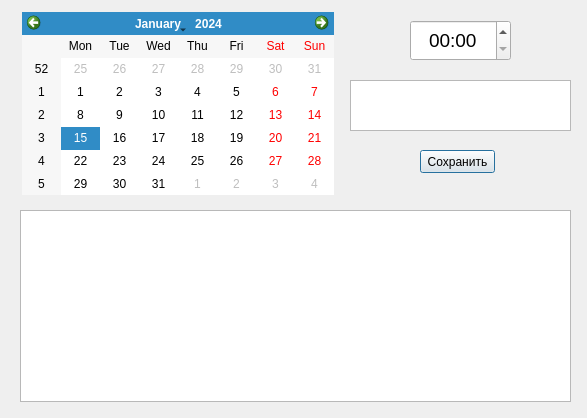
First picture: the form in RemindersDialog.ui, repository okostynchuk/Outcall, before the edit.
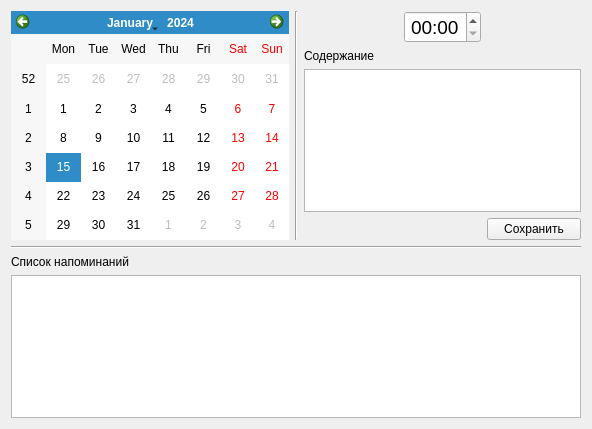
Second picture: the form after the edit.

Commit message: two windows are fixed

```diff
--- a/RemindersDialog.ui
+++ b/RemindersDialog.ui
@@ -6,60 +6,45 @@
    <rect>
     <x>0</x>
     <y>0</y>
-    <width>587</width>
-    <height>418</height>
+    <width>592</width>
+    <height>429</height>
    </rect>
   </property>
   <property name="windowTitle">
    <string>Напоминания</string>
   </property>
-  <widget class="QTableView" name="tableView">
-   <property name="geometry">
-    <rect>
-     <x>20</x>
-     <y>210</y>
-     <width>551</width>
-     <height>192</height>
-    </rect>
-   </property>
-  </widget>
-  <widget class="QTextEdit" name="textEdit">
-   <property name="geometry">
-    <rect>
-     <x>350</x>
-     <y>80</y>
-     <width>221</width>
-     <height>51</height>
-    </rect>
-   </property>
-   <property name="font">
-    <font>
-     <pointsize>8</pointsize>
-    </font>
-   </property>
-  </widget>
-  <widget class="QPushButton" name="saveButton">
-   <property name="geometry">
-    <rect>
-     <x>420</x>
-     <y>150</y>
-     <width>75</width>
-     <height>23</height>
-    </rect>
-   </property>
-   <property name="text">
-    <string>Сохранить</string>
-   </property>
-  </widget>
+  <layout class="QGridLayout" name="gridLayout_2">
+   <item row="0" column="0">
+    <layout class="QVBoxLayout" name="verticalLayout">
+     <item>
+      <layout class="QHBoxLayout" name="horizontalLayout">
+       <item>
+        <widget class="QCalendarWidget" name="calendarWidget"/>
+       </item>
+       <item>
+        <widget class="Line" name="line">
+         <property name="orientation">
+          <enum>Qt::Vertical</enum>
+         </property>
+        </widget>
+       </item>
+       <item>
+        <layout class="QGridLayout" name="gridLayout">
+         <item row="0" column="2">
+          <spacer name="horizontalSpacer_2">
+           <property name="orientation">
+            <enum>Qt::Horizontal</enum>
+           </property>
+           <property name="sizeHint" stdset="0">
+            <size>
+             <width>40</width>
+             <height>20</height>
+            </size>
+           </property>
+          </spacer>
+         </item>
+         <item row="0" column="1">
   <widget class="QTimeEdit" name="timeEdit">
-   <property name="geometry">
-    <rect>
-     <x>410</x>
-     <y>20</y>
-     <width>101</width>
-     <height>41</height>
-    </rect>
-   </property>
    <property name="font">
     <font>
      <pointsize>14</pointsize>
@@ -93,16 +78,70 @@
     <bool>false</bool>
    </property>
   </widget>
-  <widget class="QCalendarWidget" name="calendarWidget">
-   <property name="geometry">
-    <rect>
-     <x>22</x>
-     <y>12</y>
-     <width>312</width>
-     <height>183</height>
-    </rect>
-   </property>
-  </widget>
+         </item>
+         <item row="3" column="2">
+          <widget class="QPushButton" name="saveButton">
+           <property name="focusPolicy">
+            <enum>Qt::NoFocus</enum>
+           </property>
+           <property name="text">
+            <string>Сохранить</string>
+           </property>
+          </widget>
+         </item>
+         <item row="2" column="0" colspan="3">
+          <widget class="QTextEdit" name="textEdit">
+           <property name="font">
+            <font>
+             <pointsize>8</pointsize>
+            </font>
+           </property>
+          </widget>
+         </item>
+         <item row="0" column="0">
+          <spacer name="horizontalSpacer">
+           <property name="orientation">
+            <enum>Qt::Horizontal</enum>
+           </property>
+           <property name="sizeHint" stdset="0">
+            <size>
+             <width>40</width>
+             <height>20</height>
+            </size>
+           </property>
+          </spacer>
+         </item>
+         <item row="1" column="0" colspan="2">
+          <widget class="QLabel" name="label_2">
+           <property name="text">
+            <string>Содержание</string>
+           </property>
+          </widget>
+         </item>
+        </layout>
+       </item>
+      </layout>
+     </item>
+     <item>
+      <widget class="Line" name="line_2">
+       <property name="orientation">
+        <enum>Qt::Horizontal</enum>
+       </property>
+      </widget>
+     </item>
+     <item>
+      <widget class="QLabel" name="label">
+       <property name="text">
+        <string>Список напоминаний</string>
+       </property>
+      </widget>
+     </item>
+     <item>
+      <widget class="QTableView" name="tableView"/>
+     </item>
+    </layout>
+   </item>
+  </layout>
   <zorder>saveButton</zorder>
   <zorder>timeEdit</zorder>
   <zorder>calendarWidget</zorder>
```
Lines whose indentation alone changed are shown as unchanged. The commit also changes 1 other file.
